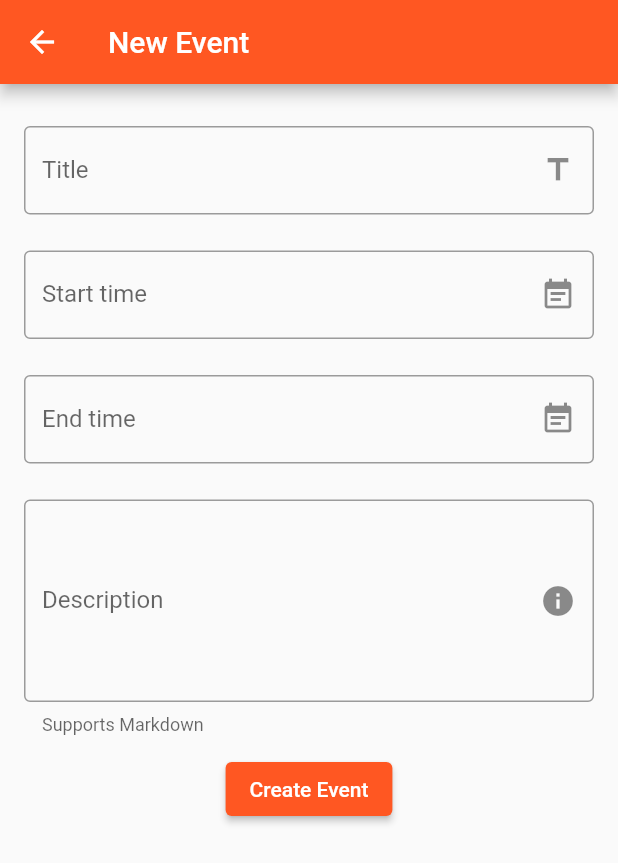
After one commit to wotschofsky/charity-run-helper, a Flutter app: the EditEventPage screen opened by its route, after a tap on "Create Event", on a phone screen of 412 x 824 dp. The commit adds this screen. Shown: the top 863 px of the screen. Run offline on Flutter 3.47's test engine with Material 2 defaults, Android fonts, the phone set to English and light mode, and no system bars; drawn by our look-alikes of date_field; our stand-ins replace cloud_firestore, firebase_auth, firebase_core, flutter_markdown, form_validator, velocity_x; accounts and stored records are empty; network calls fail; statements that could not run were skipped.

Commit message:
Add ability to add events 🎉

```diff
--- a/lib/main.dart
+++ b/lib/main.dart
@@ -4,6 +4,7 @@ import 'package:velocity_x/velocity_x.dart';
 
 import './pages/home_page.dart';
 import './pages/auth_page.dart';
+import './pages/events/edit_event_page.dart';
 import './pages/events/event_details_page.dart';
 import './pages/events/events_overview_page.dart';
 import './pages/not_found_page.dart';
@@ -34,6 +35,7 @@ class App extends StatelessWidget {
             final id = uri.queryParameters['id'] as String;
             return MaterialPage(child: EventDetailsPage(id));
           },
+          '/events/new': (uri, params) => MaterialPage(child: EditEventPage()),
         },
         notFoundPage: (uri, params) => MaterialPage(child: NotFoundPage()),
       ),
--- /dev/null
+++ b/lib/pages/events/edit_event_page.dart
@@ -0,0 +1,119 @@
+import 'package:cloud_firestore/cloud_firestore.dart';
+import 'package:date_field/date_field.dart';
+import 'package:firebase_auth/firebase_auth.dart';
+import 'package:flutter/material.dart';
+
+class EditEventPage extends StatefulWidget {
+  const EditEventPage({Key? key}) : super(key: key);
+
+  @override
+  _EditEventPageState createState() => _EditEventPageState();
+}
+
+class _EditEventPageState extends State<EditEventPage> {
+  final _formKey = GlobalKey<FormState>();
+
+  final TextEditingController titleController = TextEditingController();
+  final TextEditingController descriptionController = TextEditingController();
+  DateTime? startTime;
+  DateTime? endTime;
+
+  void submit(BuildContext ctx) async {
+    if (!_formKey.currentState!.validate() ||
+        startTime == null ||
+        endTime == null) {
+      return;
+    }
+
+    final doc = await FirebaseFirestore.instance.collection('events').add({
+      'createdBy': FirebaseAuth.instance.currentUser!.uid,
+      'title': titleController.value.text,
+      'startTime': startTime,
+      'endTime': endTime,
+      'description': descriptionController.value.text,
+    });
+
+    VxNavigator.of(context)
+        .push(Uri(path: '/events/details', queryParameters: {'id': doc.id}));
+  }
+
+  @override
+  Widget build(BuildContext context) {
+    return Scaffold(
+      appBar: AppBar(title: Text('New Event')),
+      body: SingleChildScrollView(
+        child: Padding(
+          padding: const EdgeInsets.all(16),
+          child: Form(
+            key: _formKey,
+            child: Column(
+              children: [
+                Padding(
+                  padding: const EdgeInsets.symmetric(vertical: 12),
+                  child: TextFormField(
+                    controller: titleController,
+                    decoration: const InputDecoration(
+                        border: const OutlineInputBorder(),
+                        labelText: 'Title',
+                        suffixIcon: Icon(Icons.title)),
+                  ),
+                ),
+                Padding(
+                  padding: const EdgeInsets.symmetric(vertical: 12),
+                  child: DateTimeFormField(
+                    firstDate: DateTime.now(),
+                    decoration: const InputDecoration(
+                      border: OutlineInputBorder(),
+                      labelText: 'Start time',
+                      suffixIcon: Icon(Icons.event_note),
+                    ),
+                    mode: DateTimeFieldPickerMode.dateAndTime,
+                    onDateSelected: (date) {
+                      setState(() {
+                        startTime = date;
+                      });
+                    },
+                  ),
+                ),
+                Padding(
+                  padding: const EdgeInsets.symmetric(vertical: 12),
+                  child: DateTimeFormField(
+                    firstDate: DateTime.now(),
+                    decoration: const InputDecoration(
+                      border: OutlineInputBorder(),
+                      labelText: 'End time',
+                      suffixIcon: Icon(Icons.event_note),
+                    ),
+                    mode: DateTimeFieldPickerMode.dateAndTime,
+                    onDateSelected: (date) {
+                      setState(() {
+                        endTime = date;
+                      });
+                    },
+                  ),
+                ),
+                Padding(
+                  padding: const EdgeInsets.symmetric(vertical: 12),
+                  child: TextFormField(
+                    controller: descriptionController,
+                    minLines: 5,
+                    maxLines: null,
+                    keyboardType: TextInputType.multiline,
+                    decoration: const InputDecoration(
+                        border: const OutlineInputBorder(),
+                        labelText: 'Description',
+                        helperText: 'Supports Markdown',
+                        suffixIcon: Icon(Icons.info)),
+                  ),
+                ),
+                ElevatedButton(
+                    onPressed: () => submit(context),
+                    child: Text('Create Event'))
+              ],
+            ),
+          ),
+        ),
+      ),
+    );
+  }
+}
--- a/lib/pages/events/events_overview_page.dart
+++ b/lib/pages/events/events_overview_page.dart
@@ -1,5 +1,6 @@
 import 'package:flutter/material.dart';
 import 'package:cloud_firestore/cloud_firestore.dart';
+import 'package:velocity_x/velocity_x.dart';
 
 import '../../events/event_tile.dart';
 import '../../models/event.dart';
@@ -23,6 +24,12 @@ class EventsOverviewPage extends StatelessWidget {
           title: const Text('All Events'),
         ),
         drawer: AppDrawer(),
+        floatingActionButton: FloatingActionButton.extended(
+          onPressed: () =>
+              VxNavigator.of(context).push(Uri(path: '/events/new')),
+          icon: const Icon(Icons.add),
+          label: const Text('New'),
+        ),
         body: Padding(
           padding: const EdgeInsets.all(16),
           child: StreamBuilder<QuerySnapshot<Event>>(
--- a/pubspec.yaml
+++ b/pubspec.yaml
@@ -29,6 +29,7 @@ dependencies:
   cloud_firestore: ^2.2.0
 
   crypto: ^3.0.1
+  date_field: ^2.0.1
   flutter_markdown: ^0.6.2
   form_validator: ">=0.1.1 <2.0.0"
   intl: ^0.17.0
```
Also changed, not shown: pubspec.lock.
